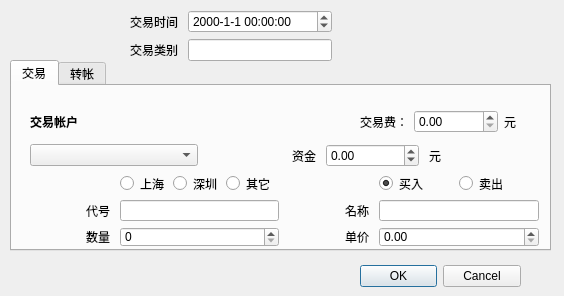
Old version of the form myFinanceExchangeWindow.ui in the repository Imrono/myFinance.
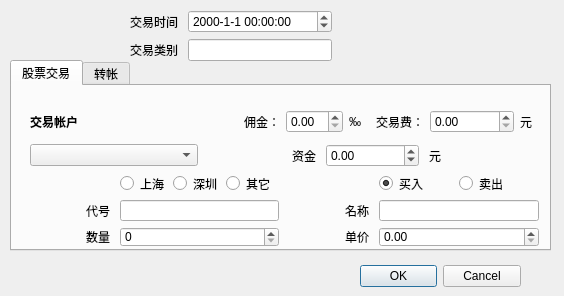
New version of the form.

```diff
--- a/myFinanceExchangeWindow.ui
+++ b/myFinanceExchangeWindow.ui
@@ -85,7 +85,7 @@
    </property>
    <widget class="QWidget" name="tab_1">
     <attribute name="title">
-     <string>交易</string>
+     <string>股票交易</string>
     </attribute>
     <widget class="QWidget" name="verticalLayoutWidget">
      <property name="geometry">
@@ -98,7 +98,7 @@
      </property>
      <layout class="QVBoxLayout" name="vlMoneyAccount" stretch="0,0">
       <item>
-       <layout class="QHBoxLayout" name="horizontalLayout" stretch="8,2,2,1">
+       <layout class="QHBoxLayout" name="horizontalLayout" stretch="10,1,1,1,2,2,1">
         <item>
          <widget class="QLabel" name="labelAccount1">
           <property name="font">
@@ -112,6 +112,27 @@
           </property>
          </widget>
         </item>
+        <item>
+         <widget class="QLabel" name="labelFee">
+          <property name="text">
+           <string>佣金：</string>
+          </property>
+         </widget>
+        </item>
+        <item>
+         <widget class="QDoubleSpinBox" name="feeRateSpinBox">
+          <property name="singleStep">
+           <double>0.100000000000000</double>
+          </property>
+         </widget>
+        </item>
+        <item>
+         <widget class="QLabel" name="labelFeeUnit">
+          <property name="text">
+           <string>‰</string>
+          </property>
+         </widget>
+        </item>
         <item>
          <widget class="QLabel" name="labelExchangeFee">
           <property name="text">
```
